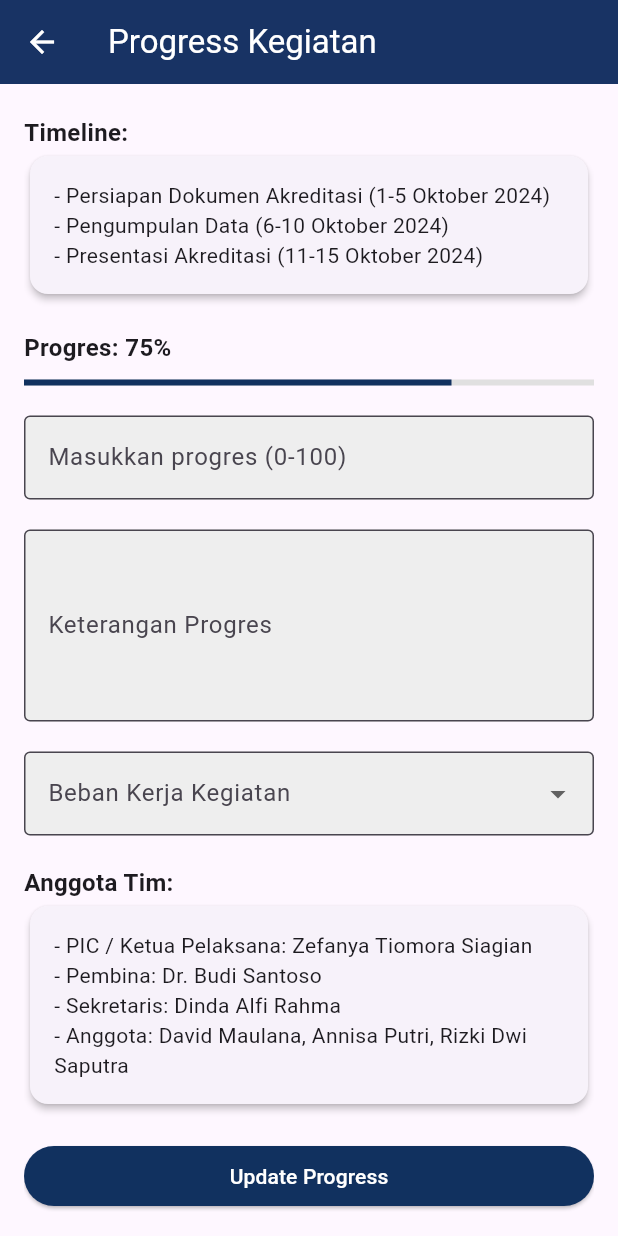
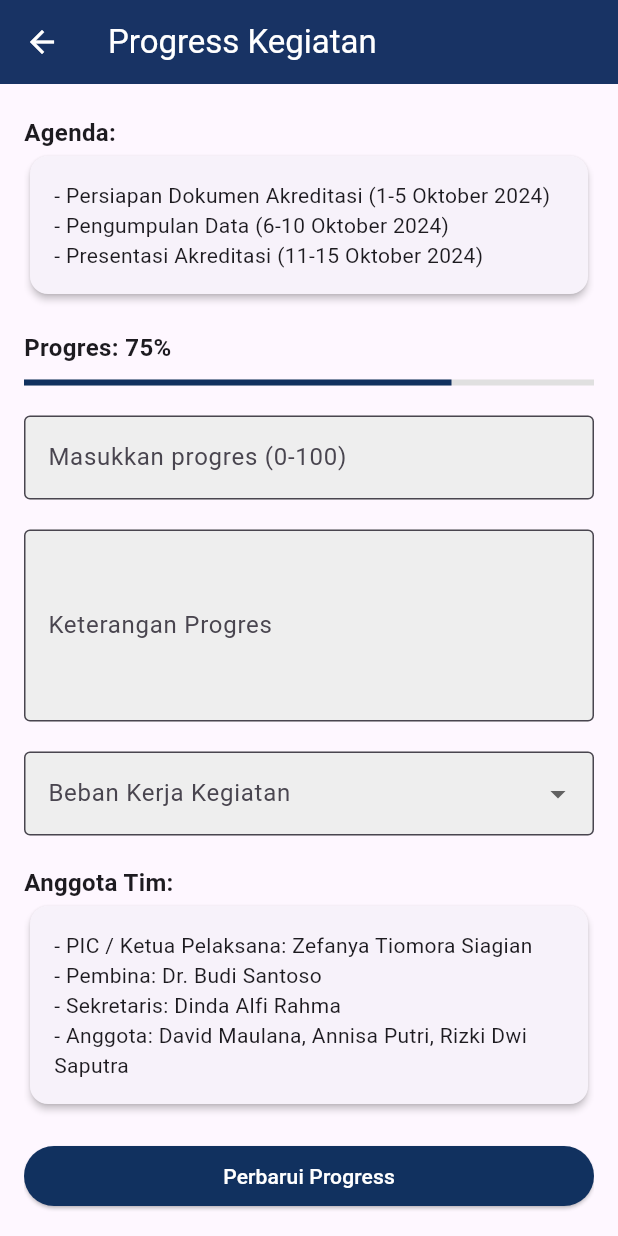
Before and after one commit to Silmymaulia/PemrogramanMobile, a Flutter app: the ProgressKegiatan2Page screen opened directly with empty values, scrolled down 111 dp, on a phone screen of 412 x 824 dp. Run offline on Flutter 3.47's test engine with Material 3 defaults, Android fonts, the light colour scheme and no system bars; our stand-ins replace file_picker.

Commit message:
17_Oddis Nur Alifathur Razaaq

```diff
--- a/lib/laporkan_progress_agenda2_page.dart
+++ b/lib/laporkan_progress_agenda2_page.dart
@@ -50,7 +50,8 @@ class _LaporkanProgressAgendaPageState extends State<LaporkanProgressAgenda2Page
             ),
             SizedBox(height: 20), // Jarak sebelum tombol
             // Tombol Laporkan Agenda
-            ElevatedButton(
+            Center(
+             child: ElevatedButton(
               onPressed: () {
                 // Logika untuk mengirim semua laporan
                 String reportMessage = 'Laporkan Semua Agenda:\n';
@@ -69,6 +70,7 @@ class _LaporkanProgressAgendaPageState extends State<LaporkanProgressAgenda2Page
                 padding: EdgeInsets.symmetric(vertical: 12, horizontal: 16),
                 textStyle: TextStyle(fontSize: 18),
               ),
+            ),
             ),
           ],
         ),
@@ -155,7 +157,7 @@ class _AgendaProgressInputState extends State<AgendaProgressInput> {
                 }
               },
               icon: Icon(Icons.upload_file), // Menambahkan ikon pada tombol upload
-              label: Text('Upload Berkas'),
+              label: Text('Unggah Berkas'),
               style: ElevatedButton.styleFrom(
                 backgroundColor: Color(0xFF11315F),
                 foregroundColor: Colors.white,
--- a/lib/progress_kegiatan2_page.dart
+++ b/lib/progress_kegiatan2_page.dart
@@ -74,7 +74,7 @@ class _ProgressKegiatanPageState extends State<ProgressKegiatan2Page> {
 
             // Timeline Kegiatan (daftar agenda)
             Text(
-              'Timeline:',
+              'Agenda:',
               style: TextStyle(fontSize: 16, fontWeight: FontWeight.bold),
             ),
             Card(
@@ -188,7 +188,7 @@ class _ProgressKegiatanPageState extends State<ProgressKegiatan2Page> {
             // Tombol untuk memperbarui progres
             ElevatedButton(
               onPressed: _updateProgress,
-              child: Text('Update Progress'),
+              child: Text('Perbarui Progress'),
               style: ElevatedButton.styleFrom(
                 backgroundColor: Color(0xFF11315F), // Warna latar belakang tombol
                 foregroundColor: Colors.white, // Warna teks tombol
```
